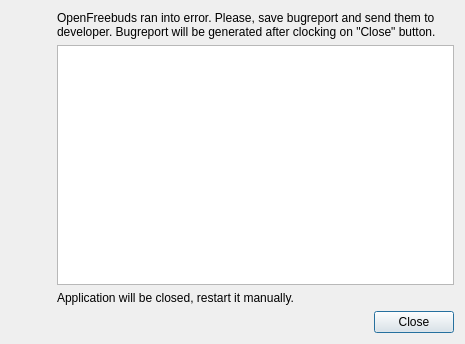
This is openfreebuds_qt/designer/dialog_error.ui in melianmiko/OpenFreebuds as Qt 5 draws it before an edit. The edited form follows.
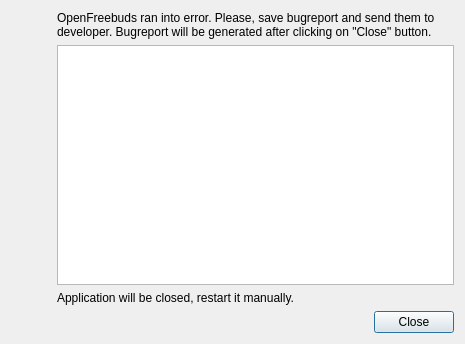
This is the edited form. Icons and pictures are not drawn.

```diff
--- a/openfreebuds_qt/designer/dialog_error.ui
+++ b/openfreebuds_qt/designer/dialog_error.ui
@@ -17,7 +17,7 @@
    <item row="2" column="1">
     <widget class="QLabel" name="label">
      <property name="text">
-      <string>OpenFreebuds ran into error. Please, save bugreport and send them to developer. Bugreport will be generated after clocking on &quot;Close&quot; button.</string>
+      <string>OpenFreebuds ran into error. Please, save bugreport and send them to developer. Bugreport will be generated after clicking on &quot;Close&quot; button.</string>
      </property>
      <property name="wordWrap">
       <bool>true</bool>
```
Left out of the diff: 5 changed lines with no effect on the pictures.
